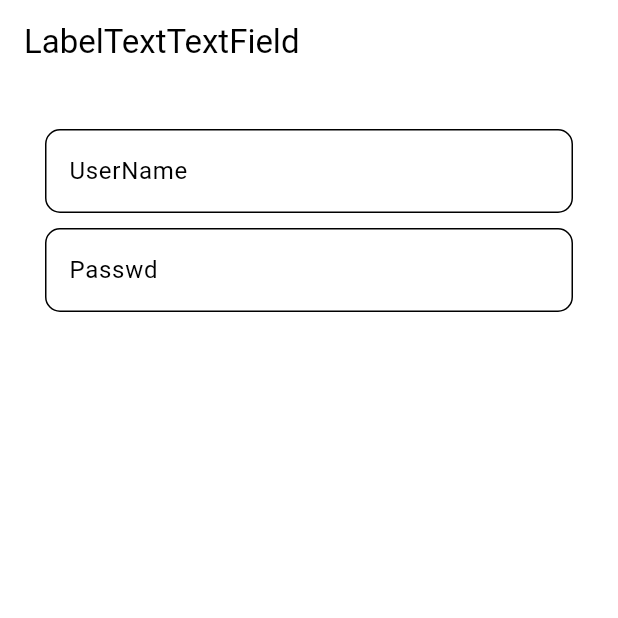
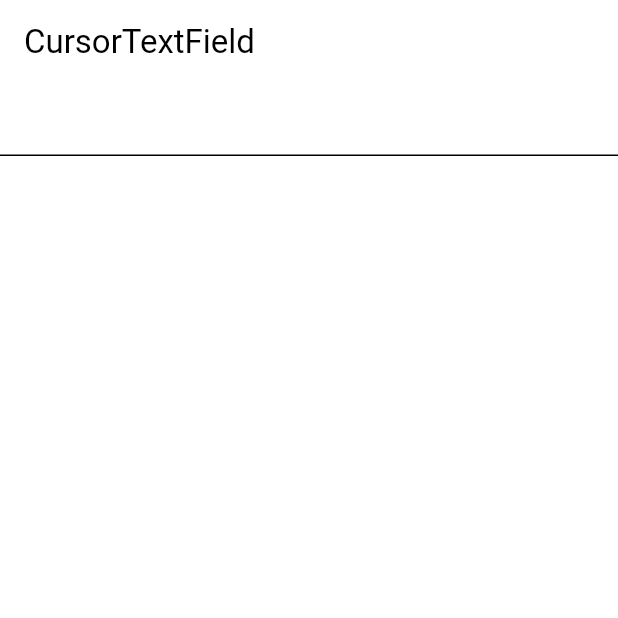
Before and after one commit to Yomiamy/FlutterPractice, a Flutter app: the screen it shows after launch, on a phone screen of 412 x 824 dp, the top half of it. Run offline on Flutter 3.47's test engine with Material 3 defaults, Android fonts, the phone set to English and light mode, and no system bars; our stand-ins replace bloc, dio, equatable, flutter_bloc, formz; missing offline and left inert: dart:ffi, drag_container; accounts and stored records are empty.

Commit message:
(TextField 11.) --- CursotTextField

```diff
--- a/lib/main.dart
+++ b/lib/main.dart
@@ -12,6 +12,7 @@ import 'package:flutter_practice/draggable_scrollable_sheet/DraggableScrollableS
 import 'package:flutter_practice/gesture/ImageDoubleTapScaleWidget.dart';
 import 'package:flutter_practice/gesture/ImageTapWidget.dart';
 import 'package:flutter_practice/gesture/TapTextWidget.dart';
+import 'package:flutter_practice/text_field/CursotTextField.dart';
 import 'package:flutter_practice/text_field/FocusNodeTextField.dart';
 import 'package:flutter_practice/text_field/InputDecorationTextFeild.dart';
 import 'package:flutter_practice/text_field/InputDecorationTextFeild2.dart';
@@ -47,6 +48,6 @@ class MyApp extends StatelessWidget {
                 primary: Color.fromRGBO(72, 74, 126, 1)
             )
         ),
-        home: const LabelTextTextField());
+        home: const CursorTextField());
   }
 }
--- /dev/null
+++ b/lib/text_field/CursotTextField.dart
@@ -0,0 +1,19 @@
+import 'package:flutter/material.dart';
+
+class CursorTextField extends StatelessWidget {
+  const CursorTextField({super.key});
+
+  @override
+  Widget build(BuildContext context) {
+    return Scaffold(
+        appBar: AppBar(
+          title: const Text('CursorTextField'),
+        ),
+        body: const TextField(
+          showCursor: true,
+          cursorColor: Colors.red,
+          cursorWidth: 6,
+          cursorRadius: Radius.circular(10),
+        ));
+  }
+}
```
